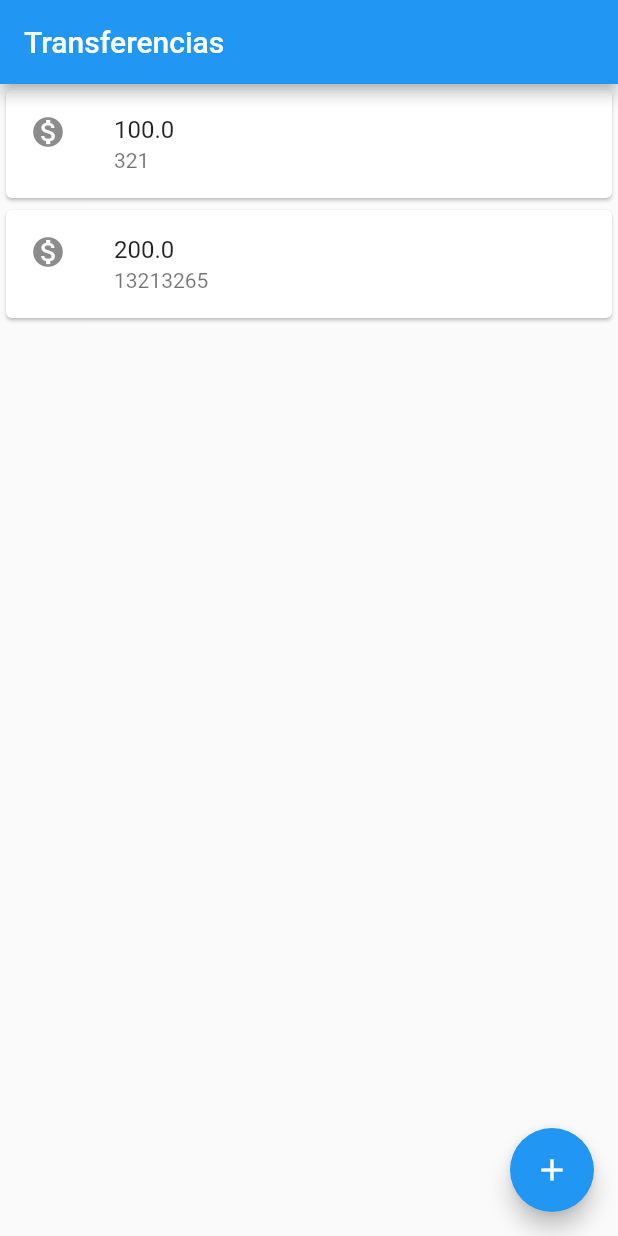
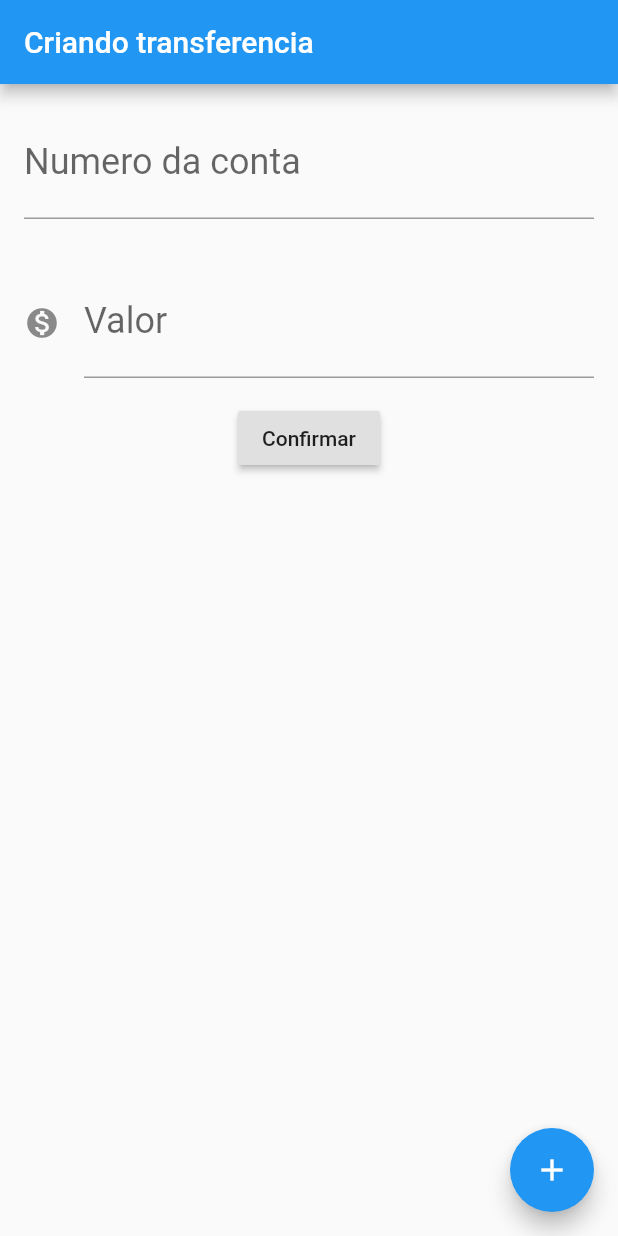
Before and after one commit to jonasdiel/bytebank, a Flutter app: the screen it shows after launch, on a phone screen of 412 x 824 dp. Run offline on Flutter 3.47's test engine with Material 2 defaults, Android fonts, the phone set to English and light mode, and no system bars.

Commit message:
Aula 3 - Criando formulário e refatorando o código

```diff
--- a/lib/main.dart
+++ b/lib/main.dart
@@ -1,14 +1,68 @@
 import 'package:flutter/material.dart';
 
-void main() => runApp(MaterialApp(
-      home: Scaffold(
-        body: ListaTransferencias(),
-        appBar: AppBar(title: Text('Transferencias')),
-        floatingActionButton: FloatingActionButton(
-          child: Icon(Icons.add),
-        ),
+void main() => runApp(BytebankApp());
+
+class BytebankApp extends StatelessWidget {
+  @override
+  Widget build(BuildContext context) {
+    return MaterialApp(
+      home: FormularioTransferencia(),
+    );
+  }
+}
+
+class FormularioTransferencia extends StatelessWidget {
+
+  final TextEditingController _controladorCampoNumeroConta = TextEditingController();
+  final TextEditingController _controladorCampoValor = TextEditingController();
+
+  @override
+  Widget build(BuildContext context) {
+    return Scaffold(
+      body: Column(
+        children: <Widget>[
+          Padding(
+            padding: const EdgeInsets.all(16.0),
+            child: TextField(
+              decoration: InputDecoration(
+                  labelText: 'Numero da conta', hintText: '0000'),
+              style: TextStyle(fontSize: 24.0),
+              keyboardType: TextInputType.number,
+              controller: _controladorCampoNumeroConta,
+            ),
+          ), Padding(
+            padding: const EdgeInsets.all(16.0),
+            child: TextField(
+              decoration: InputDecoration(
+                icon: Icon(Icons.monetization_on),
+                  labelText: 'Valor', hintText: '0000'),
+              style: TextStyle(fontSize: 24.0),
+              keyboardType: TextInputType.number,
+              controller: _controladorCampoValor,
+            ),
+          ),
+          RaisedButton(
+            child: Text('Confirmar'),
+            onPressed: () {
+              final int numeroConta = int.tryParse(_controladorCampoNumeroConta.text);
+              final double valor = double.tryParse(_controladorCampoValor.text);
+
+              if( numeroConta != null && valor != null ) {
+                final Transferencia transferencia = Transferencia(valor, numeroConta);
+                debugPrint(transferencia.toString());
+              }
+
+            },
+          ),
+        ],
       ),
-    ));
+      appBar: AppBar(title: Text('Criando transferencia')),
+      floatingActionButton: FloatingActionButton(
+        child: Icon(Icons.add),
+      ),
+    );
+  }
+}
 
 class ListaTransferencias extends StatelessWidget {
   @override
@@ -16,7 +70,8 @@ class ListaTransferencias extends StatelessWidget {
     return Column(
       children: <Widget>[
         ItemTransferencia(Transferencia(100, 321)),
-        ItemTransferencia(Transferencia(200, 13213265))
+        ItemTransferencia(Transferencia(200, 13213265)),
+        ItemTransferencia(Transferencia(300.0, 3000))
       ],
     );
   }
@@ -43,4 +98,10 @@ class Transferencia {
   final int numeroconta;
 
   Transferencia(this.valor, this.numeroconta);
+
+  @override
+  String toString() {
+    return 'Transferencia{valor: $valor, numeroConta: $numeroconta}';
+  }
+
 }
```
